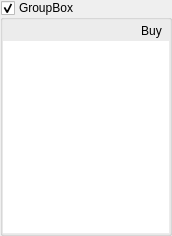
Before: the Qt Designer form uman/src/remoteimages/QUCoverGroup.ui in UltraStar-Deluxe/UltraStar-Manager, drawn with Qt 5.
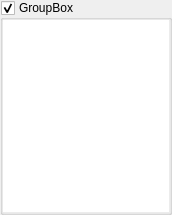
After: the same form once the commit is applied. Icons and pictures are not drawn. Custom widgets are drawn as their Qt base class.

Commit message: COVER DOWNLOAD - download limit now 5, 10 or 15 - fetching more results from AAE now

Patch:
```diff
--- a/uman/src/remoteimages/QUCoverGroup.ui
+++ b/uman/src/remoteimages/QUCoverGroup.ui
@@ -1,12 +1,12 @@
 <ui version="4.0" >
  <class>QUCoverGroup</class>
- <widget class="QWidget" name="QUCoverGroup" >
-  <property name="geometry" >
+ <widget class="QWidget" name="QUCoverGroup">
+  <property name="geometry">
    <rect>
     <x>0</x>
     <y>0</y>
     <width>172</width>
-    <height>230</height>
+    <height>206</height>
    </rect>
   </property>
   <property name="sizePolicy" >
@@ -56,46 +56,9 @@
        <number>0</number>
       </property>
       <item>
-       <layout class="QHBoxLayout" name="horizontalLayout_5" >
-        <item>
-         <spacer name="horizontalSpacer" >
-          <property name="orientation" >
-           <enum>Qt::Horizontal</enum>
-          </property>
-          <property name="sizeHint" stdset="0" >
-           <size>
-            <width>40</width>
-            <height>20</height>
-           </size>
-          </property>
-         </spacer>
-        </item>
-        <item>
-         <widget class="QToolButton" name="buyBtn" >
-          <property name="toolTip" >
-           <string>Open a web browser and search for "artist title" and "artist" at Amazon.</string>
-          </property>
-          <property name="text" >
-           <string>Buy</string>
-          </property>
-          <property name="icon" >
-           <iconset resource="../resources/uman.qrc" >
-            <normaloff>:/control/cart.png</normaloff>:/control/cart.png</iconset>
-          </property>
-          <property name="toolButtonStyle" >
-           <enum>Qt::ToolButtonTextBesideIcon</enum>
-          </property>
-          <property name="autoRaise" >
-           <bool>true</bool>
-          </property>
-         </widget>
-        </item>
-       </layout>
-      </item>
-      <item>
-       <widget class="QUCoverList" name="list" >
-        <property name="sizePolicy" >
-         <sizepolicy vsizetype="Fixed" hsizetype="Expanding" >
+       <widget class="QUCoverList" name="list">
+        <property name="sizePolicy">
+         <sizepolicy hsizetype="Expanding" vsizetype="Fixed">
           <horstretch>0</horstretch>
           <verstretch>0</verstretch>
          </sizepolicy>
```
Left out of the diff: 67 changed lines with no effect on the pictures. The commit also changes 11 other files.
